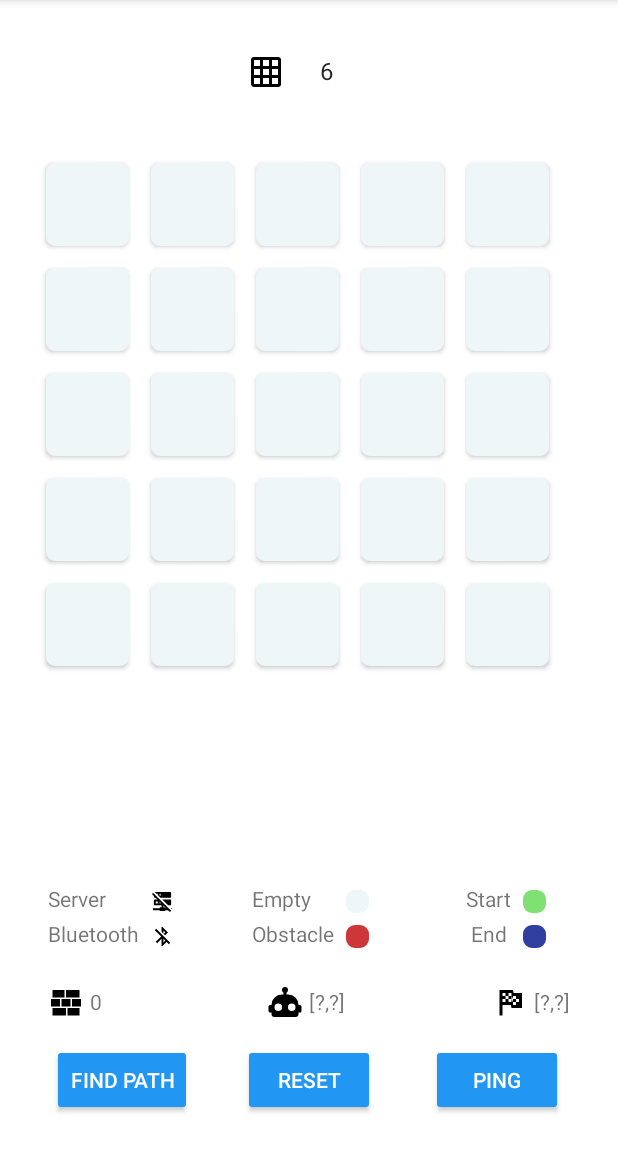
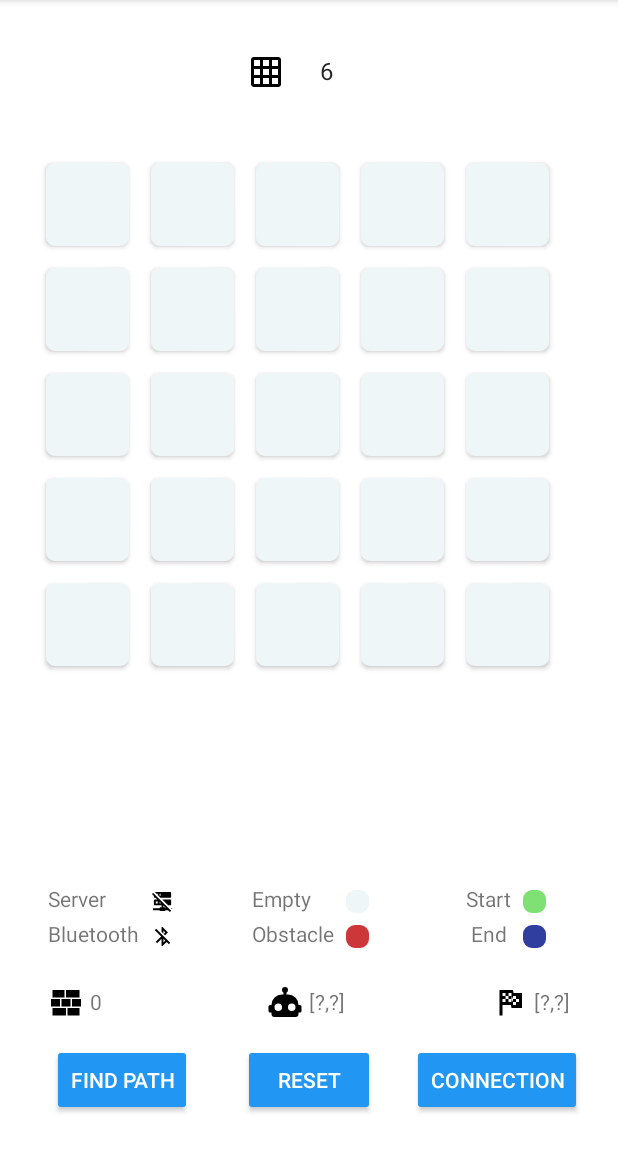
Before and after one commit to nicoprocessor/Building-Site-Pathfinder, an Android app: the screen it shows after launch (SetupActivity), on a phone screen of 412 x 824 dp, the part 84-1236 px from its top. Run offline under Robolectric (Android 15) with nearby library versions, the phone set to English and light mode, and no system bars; our stand-ins replace Volley; 1 statement that could not run was skipped.

```diff
--- a/Android Client/app/src/main/java/com/unibs/buildingsitepathfinder/ServerConnection.java
+++ b/Android Client/app/src/main/java/com/unibs/buildingsitepathfinder/ServerConnection.java
@@ -24,7 +24,7 @@ public class ServerConnection {
     ServerConnection(String serverURL, Context context, SetupActivity parentActivity) {
         this.serverURL = serverURL;
         this.activityContext = context;
-        this.response = emptyResponsePlaceHolder;
+        this.response = String.valueOf(R.string.empty_value);
         this.parentActivity = parentActivity;
     }
 
@@ -64,11 +64,8 @@ public class ServerConnection {
 
         StringRequest stringRequest = new StringRequest(Request.Method.GET, url,
                 response -> {
-//                    Log.d("Bingo params", response);
-
                     ServerConnection.this.parentActivity.updateSolutionFromCallback(response);
                 }, error -> Log.d("Volley", "ServerConnection error"));
-
         queue.add(stringRequest);
     }
 
--- a/Android Client/app/src/main/res/layout/activity_setup.xml
+++ b/Android Client/app/src/main/res/layout/activity_setup.xml
@@ -238,7 +238,7 @@
             android:layout_marginTop="4dp"
             app:layout_constraintStart_toEndOf="@+id/obstacleCellTextView"
             app:layout_constraintTop_toTopOf="@+id/obstacleCellTextView"
-            app:srcCompat="@drawable/red_button" />
+            app:srcCompat="@drawable/obstacle_button" />
 
         <ImageView
             android:id="@+id/emptyImageView"
@@ -298,9 +298,16 @@
         android:layout_height="wrap_content"
         android:layout_marginStart="32dp"
         android:layout_marginEnd="32dp"
-        android:text="@string/ping"
+        android:text="@string/test_connection"
         app:layout_constraintBaseline_toBaselineOf="@+id/resetButton"
         app:layout_constraintEnd_toEndOf="parent"
         app:layout_constraintStart_toEndOf="@+id/resetButton" />
 
+    <android.support.constraint.Guideline
+        android:id="@+id/guideline2"
+        android:layout_width="wrap_content"
+        android:layout_height="wrap_content"
+        android:orientation="vertical"
+        app:layout_constraintGuide_percent="0.5" />
+
 </android.support.constraint.ConstraintLayout>
```
Also changed, not shown: Android Client/app/src/main/java/com/unibs/buildingsitepathfinder/BluetoothConnection.java (+15 -0 lines), Android Client/app/src/main/java/com/unibs/buildingsitepathfinder/CustomGridCellButton.java (+33 -4 lines), Android Client/app/src/main/java/com/unibs/buildingsitepathfinder/GridManager.java (+10 -10 lines), Android Client/app/src/main/java/com/unibs/buildingsitepathfinder/SetupActivity.java (+48 -18 lines), Android Client/app/src/main/res/values/strings.xml (+7 -0 lines), Android Client/app/src/main/res/drawable/bluetooth_on.xml (renamed from Android Client/app/src/main/res/drawable/bluetooth_connect.xml), Android Client/app/src/main/res/drawable/obstacle_button.xml (renamed from Android Client/app/src/main/res/drawable/red_button.xml), Android Client/app/src/main/res/drawable/server_network_on.xml (renamed from Android Client/app/src/main/res/drawable/server_network.xml), 1 other file.
